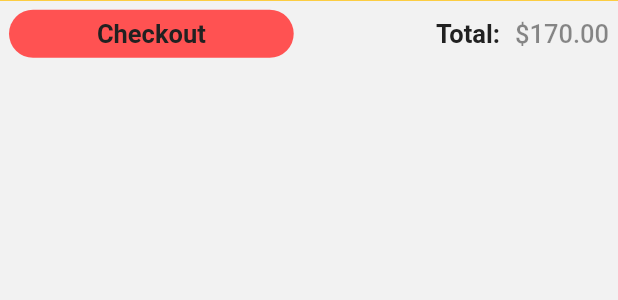
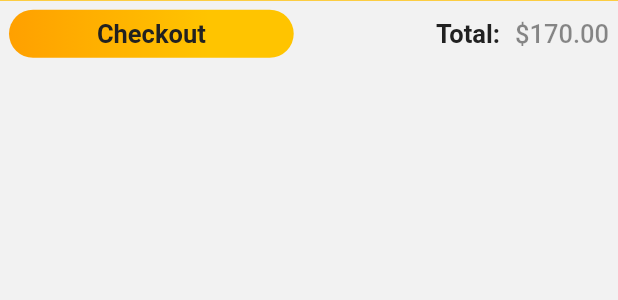
Before and after one commit to axelfelixfr/ecommerce-application, a Flutter app: the CartCheckout widget shown alone on an empty page, opened directly, on a phone screen of 412 x 824 dp. Shown: the top 300 px of the screen. Run offline on Flutter 3.47's test engine with Material 2 defaults, Android fonts, the phone set to English and light mode, and no system bars; our stand-ins replace line_icons, shared_preferences; missing offline and left inert: list_tile_switch; accounts and stored records are empty; network calls fail.

Commit message:
Nuevo estilo en botones y en card de productos

```diff
--- a/lib/pages/feeds_page.dart
+++ b/lib/pages/feeds_page.dart
@@ -1,8 +1,9 @@
 import 'package:flutter/material.dart';
+import 'package:ecommerce_application/widgets/feeds_page/feeds_products.dart';
 
 class FeedsPage extends StatelessWidget {
   @override
   Widget build(BuildContext context) {
-    return Scaffold(body: Center(child: Text('FeedsPage')));
+    return Scaffold(body: Center(child: FeedsProducts()));
   }
 }
--- a/lib/utilities/my_app_colors.dart
+++ b/lib/utilities/my_app_colors.dart
@@ -18,8 +18,8 @@ class MyAppColors {
   static Color gradiendFEnd = Color(0xFFE1BEE7); //purple 100
   static Color endColor = Color(0xFFCE93D8); //purple 200
   static Color purple300 = Color(0xFFBA68C8); //purple 300
-  static Color gradiendYEnd = Color(0xFFFFC107); //purple 400
-  static Color gradiendYStart = Color(0xFFFFD740); //purpleaccent 700
+  static Color gradiendYEnd = Color(0xFFFFA000); //purple 400
+  static Color gradiendYStart = Color(0xFFFFC400); //purpleaccent 700
   static Color starterColor = Color(0xFF8E24AA); //purple 600
   static Color purple800 = Color(0xFF6A1B9A);
 }
--- a/lib/widgets/cart_page/cart_checkout.dart
+++ b/lib/widgets/cart_page/cart_checkout.dart
@@ -1,4 +1,5 @@
 import 'package:ecommerce_application/providers/dark_theme_provider.dart';
+import 'package:ecommerce_application/utilities/my_app_colors.dart';
 import 'package:flutter/material.dart';
 import 'package:provider/provider.dart';
 
@@ -17,9 +18,18 @@ class CartCheckout extends StatelessWidget {
               children: [
                 Expanded(
                     flex: 2,
+                    child: Container(
+                      decoration: BoxDecoration(
+                          borderRadius: BorderRadius.circular(30),
+                          gradient: LinearGradient(colors: [
+                            MyAppColors.gradiendYEnd,
+                            MyAppColors.gradiendYStart
+                          ], stops: [
+                            0.0,
+                            0.7
+                          ])),
                       child: Material(
-                        borderRadius: BorderRadius.circular(30),
-                        color: Colors.redAccent,
+                          color: Colors.transparent,
                           child: InkWell(
                             borderRadius: BorderRadius.circular(30),
                             onTap: () {},
@@ -28,11 +38,12 @@ class CartCheckout extends StatelessWidget {
                                 child: Text('Checkout',
                                     textAlign: TextAlign.center,
                                     style: TextStyle(
-                                      color:
-                                          Theme.of(context).textSelectionColor,
+                                        color: Theme.of(context)
+                                            .textSelectionColor,
                                         fontSize: 17,
                                         fontWeight: FontWeight.w600))),
-                        ))),
+                          )),
+                    )),
                 Spacer(),
                 Text('Total:',
                     style: TextStyle(
--- a/lib/widgets/cart_page/cart_products.dart
+++ b/lib/widgets/cart_page/cart_products.dart
@@ -16,7 +16,7 @@ class _CartProductsState extends State<CartProducts> {
 
     return Container(
         height: 140,
-        margin: const EdgeInsets.all(10),
+        margin: const EdgeInsets.only(top: 5, bottom: 12, left: 8, right: 8),
         decoration: BoxDecoration(
             borderRadius: BorderRadius.all(const Radius.circular(16.0))
             // BorderRadius.only(
@@ -65,7 +65,7 @@ class _CartProductsState extends State<CartProducts> {
                   ],
                 ),
                 Row(children: [
-                  Text('Price:'),
+                  Text('Precio:'),
                   SizedBox(width: 5),
                   Text('\$450',
                       style: TextStyle(
@@ -88,7 +88,7 @@ class _CartProductsState extends State<CartProducts> {
                 ]),
                 Row(
                   children: [
-                    Text('Ships Free',
+                    Text('Envio gratis',
                         style: TextStyle(
                             fontSize: 15, fontWeight: FontWeight.w600)),
                     Spacer(),
```
Also changed, not shown: lib/widgets/feeds_page/feeds_products.dart (added, +76 -0 lines). Lines whose indentation alone changed are shown as unchanged.
